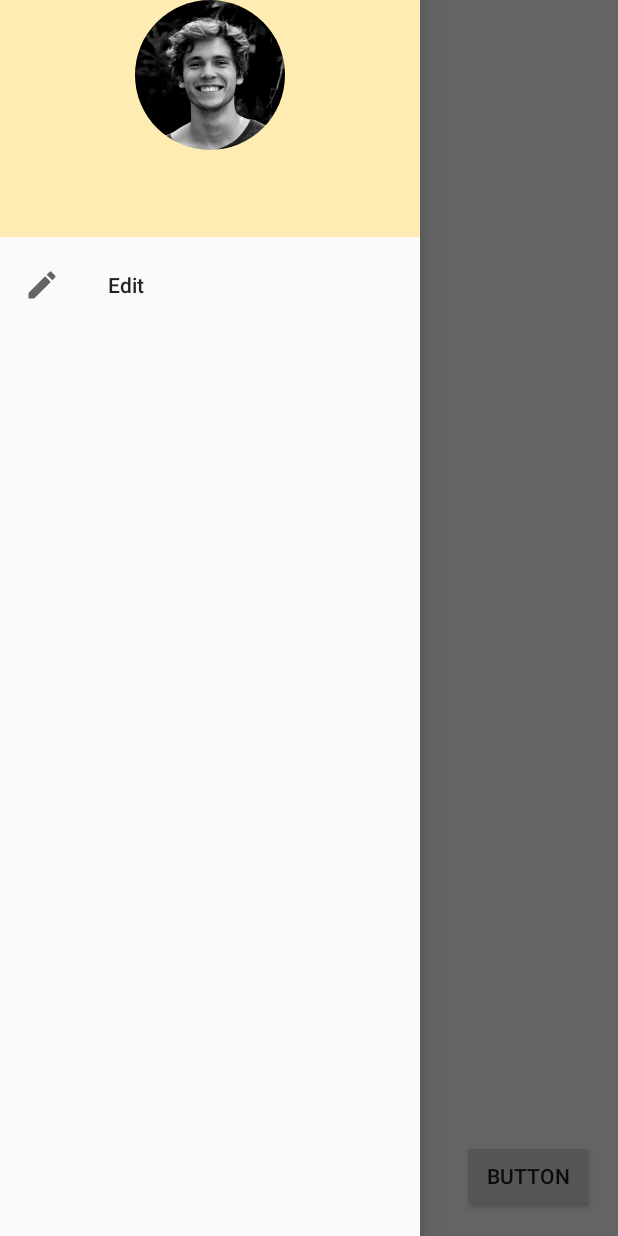
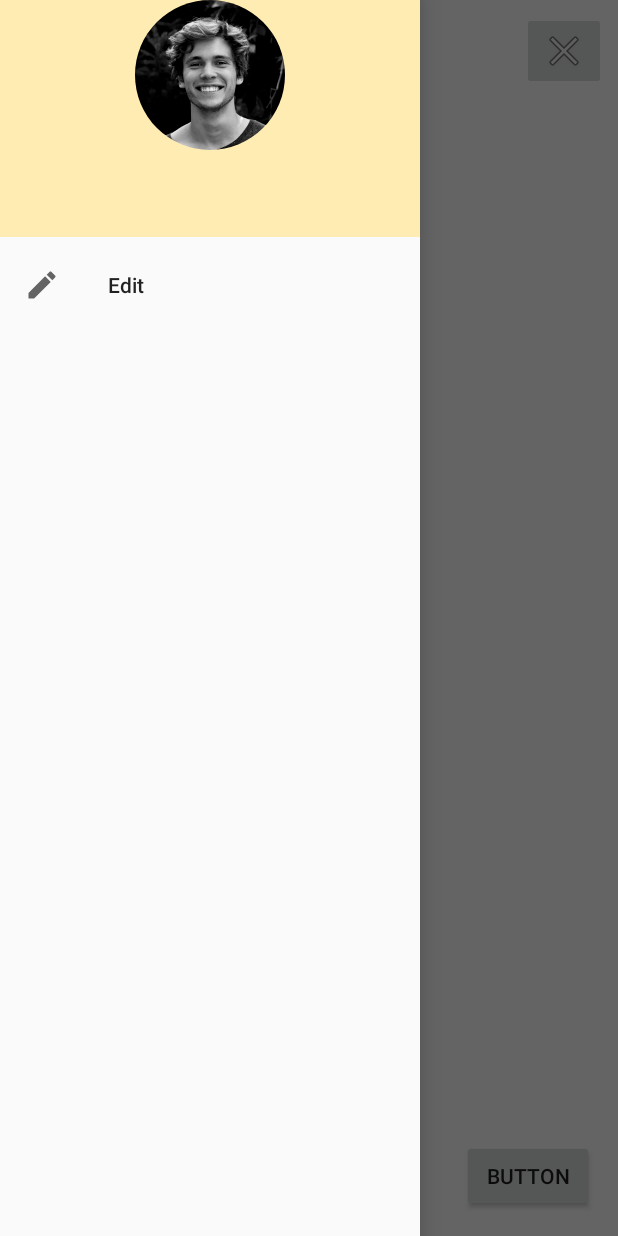
Before and after one commit to hoangduchuu/android-camp, an Android app: the screen it shows after launch once a user with an empty profile is signed in (ChatActivity), with the side drawer open, on a phone screen of 412 x 824 dp. Run offline under Robolectric (Android 15) with nearby library versions, the phone set to English and light mode, and no system bars; our stand-ins replace Firebase (no records; nobody signed in at launch, a user with empty details on screens opened directly); plain views replace CircularImageView.

Commit message:
[DEV] update logout button

```diff
--- a/app/src/main/java/com/khtn/androidcamp/chat/ChatActivity.kt
+++ b/app/src/main/java/com/khtn/androidcamp/chat/ChatActivity.kt
@@ -64,6 +64,11 @@ class ChatActivity : AppCompatActivity() {
     private fun initViews() {
         btnSubmitChat.setOnClickListener(onSubmitChatListener)
         headerView = nav_view.inflateHeaderView(R.layout.nav_header)
+
+        btnLogOut.setOnClickListener {
+            mAuth.signOut()
+            startActivity(Intent(this,LoginActivity::class.java))
+        }
     }
 
     private fun setupRecyclerView() {
--- a/app/src/main/res/layout/activity_chat2.xml
+++ b/app/src/main/res/layout/activity_chat2.xml
@@ -11,7 +11,7 @@
             android:layout_height="match_parent"
             android:layout_gravity="start"
             app:menu="@menu/drawer_view"
-            android:fitsSystemWindows="true" />
+            android:fitsSystemWindows="true"/>
     <android.support.constraint.ConstraintLayout
             xmlns:android="http://schemas.android.com/apk/res/android"
             xmlns:app="http://schemas.android.com/apk/res-auto"
@@ -19,6 +19,12 @@
             android:layout_width="match_parent"
             android:layout_height="match_parent"
             tools:context=".login.LoginActivity">
+        <ImageButton android:layout_width="wrap_content"
+                     android:id="@+id/btnLogOut"
+                     android:src="@android:drawable/ic_menu_close_clear_cancel"
+                     android:layout_height="wrap_content"
+                     app:layout_constraintEnd_toEndOf="parent" android:layout_marginEnd="8dp"
+                     android:layout_marginTop="8dp" app:layout_constraintTop_toTopOf="parent"/>
 
         <Button
                 android:id="@+id/btnSubmitChat"
```
